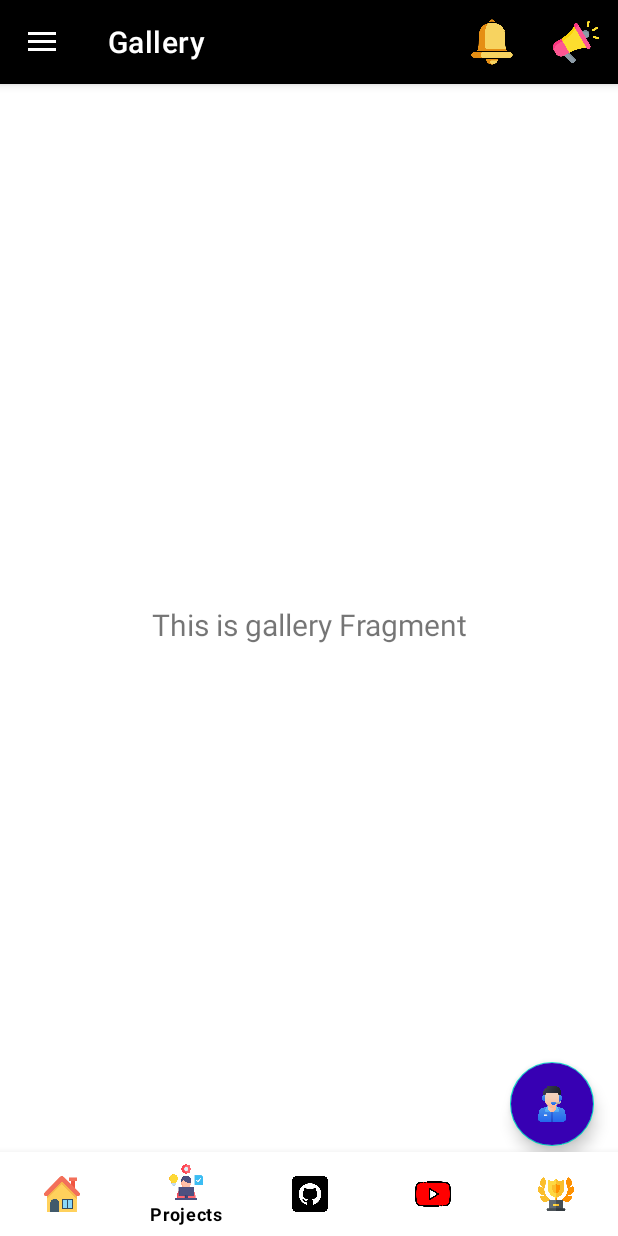
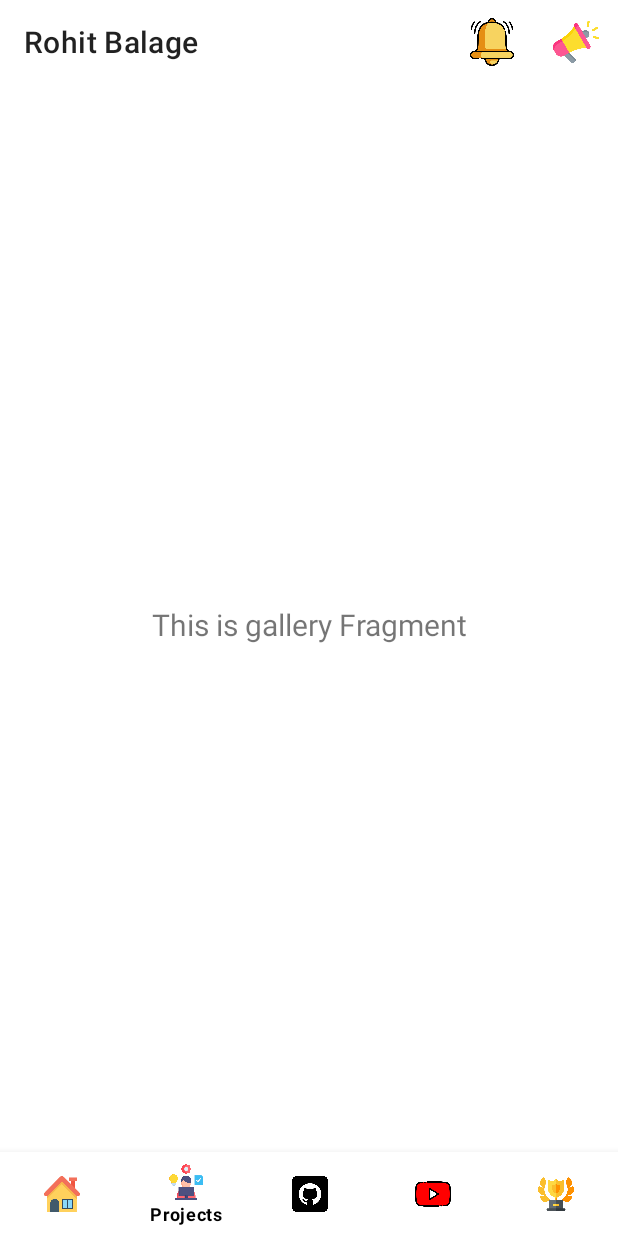
Before and after one commit to rohitbalage/rohit_balage_app, an Android app: the screen it shows after launch (MainActivity), item 2 of the bottom bar chosen, on a phone screen of 412 x 824 dp. Run offline under Robolectric (Android 15) with nearby library versions, the phone set to English and light mode, and no system bars; our stand-ins replace navigation-ui; libraries missing offline, so code that uses them is left out: com.amazonaws.mobile, com.youth.banner; 1 statement that could not run was skipped.

Commit message:
Removed navigation bar from app

```diff
--- a/app/src/main/java/com/rrbofficial/rohitbalage/MainActivity.kt
+++ b/app/src/main/java/com/rrbofficial/rohitbalage/MainActivity.kt
@@ -23,6 +23,7 @@ class MainActivity : MyBaseActivity() {
 
     private lateinit var appBarConfiguration: AppBarConfiguration
     private lateinit var binding: ActivityMainBinding
+    private val navController by lazy { findNavController(R.id.nav_host_fragment) }  // Correctly using `val`
 
     override fun onCreate(savedInstanceState: Bundle?) {
         super.onCreate(savedInstanceState)
@@ -41,74 +42,44 @@ class MainActivity : MyBaseActivity() {
         binding = ActivityMainBinding.inflate(layoutInflater)
         setContentView(binding.root)
 
-        setSupportActionBar(binding.appBarMain.toolbar)
+        setSupportActionBar(binding.toolbar)
 
-        val drawerLayout: DrawerLayout = binding.drawerLayout
-        val navView: NavigationView = binding.navView
-        navView.itemIconTintList = null
-        val navController = findNavController(R.id.nav_host_fragment)
+        // Set up Bottom Navigation with the same NavController
+        val bottomNav: BottomNavigationView = findViewById(R.id.bottom_navigation)
 
-        appBarConfiguration = AppBarConfiguration(
-            setOf(
-                R.id.nav_home, R.id.nav_gallery, R.id.nav_slideshow, R.id.nav_youtube, R.id.nav_achievements
-            ), drawerLayout
-        )
-        setupActionBarWithNavController(navController, appBarConfiguration)
-        navView.setupWithNavController(navController)
+        bottomNav.itemIconTintList = null  // Optional: Set to null to disable icon tint
+        bottomNav.setupWithNavController(navController)  // Link Bottom Navigation with NavController
 
-        // Handle navigation drawer item clicks
-        navView.setNavigationItemSelectedListener { menuItem ->
-            when (menuItem.itemId) {
+        // Handle Bottom Navigation Item Clicks
+        bottomNav.setOnNavigationItemSelectedListener { item ->
+            when (item.itemId) {
                 R.id.nav_home -> {
-                    Toast.makeText(this, "Home Selected", Toast.LENGTH_SHORT).show()
                     navController.navigate(R.id.nav_home)
-                    drawerLayout.closeDrawers() // Close the drawer after selection
                     true
                 }
-                R.id.nav_gallery -> {
-                    Toast.makeText(this, "Gallery Selected", Toast.LENGTH_SHORT).show()
-                    navController.navigate(R.id.nav_gallery)
-                    drawerLayout.closeDrawers()
+                R.id.nav_github -> {
+                    navController.navigate(R.id.nav_github)
                     true
                 }
-                R.id.nav_slideshow -> {
-                    Toast.makeText(this, "Slideshow Selected", Toast.LENGTH_SHORT).show()
-                    navController.navigate(R.id.nav_slideshow)
-                    drawerLayout.closeDrawers()
+                R.id.nav_projects -> {
+                    navController.navigate(R.id.nav_projects)
+                    true
+                }
+                R.id.nav_achievements -> {
+                    navController.navigate(R.id.nav_achievements)
                     true
                 }
                 R.id.nav_youtube -> {
-                    Toast.makeText(this, "YouTube Selected", Toast.LENGTH_SHORT).show()
                     navController.navigate(R.id.nav_youtube)
-                    drawerLayout.closeDrawers()
-                    true
-                }
-                R.id.nav_achievements -> {
-                    Toast.makeText(this, "Achievements Selected", Toast.LENGTH_SHORT).show()
-                    navController.navigate(R.id.nav_achievements)
-                    drawerLayout.closeDrawers()
                     true
                 }
                 else -> false
             }
         }
-
-
-        val fab = binding.appBarMain.fab
-        fab.imageTintList = null
-        binding.appBarMain.fab.setOnClickListener {
-            // Handle the FAB click
-            Toast.makeText(this, "FAB Clicked", Toast.LENGTH_SHORT).show()
-            // You can also add navigation or other actions here
-        }
-        val bottomNav: BottomNavigationView = findViewById(R.id.bottom_navigation)
-        // MANTA -2 Hide the icon tilt in the bottom navigation view
-       bottomNav.itemIconTintList = null
-        bottomNav.setupWithNavController(navController)
     }
 
     override fun onCreateOptionsMenu(menu: Menu): Boolean {
-        menuInflater.inflate(R.menu.toolbar_menu, menu) // Inflate the menu
+        menuInflater.inflate(R.menu.toolbar_menu, menu)
         return true
     }
 
@@ -118,16 +89,11 @@ class MainActivity : MyBaseActivity() {
                 Toast.makeText(this, "Notification Icon Clicked", Toast.LENGTH_SHORT).show()
                 true
             }
-            R.id.menu_item -> {
-                Toast.makeText(this, "Menu Icon Clicked", Toast.LENGTH_SHORT).show()
-                true
-            }
             else -> super.onOptionsItemSelected(item)
         }
     }
 
     override fun onSupportNavigateUp(): Boolean {
-        val navController = findNavController(R.id.nav_host_fragment)
         return navController.navigateUp(appBarConfiguration) || super.onSupportNavigateUp()
     }
 }
--- a/app/src/main/res/layout/activity_main.xml
+++ b/app/src/main/res/layout/activity_main.xml
@@ -1,33 +1,23 @@
 <?xml version="1.0" encoding="utf-8"?>
-<androidx.drawerlayout.widget.DrawerLayout xmlns:android="http://schemas.android.com/apk/res/android"
+<androidx.coordinatorlayout.widget.CoordinatorLayout xmlns:android="http://schemas.android.com/apk/res/android"
     xmlns:app="http://schemas.android.com/apk/res-auto"
     xmlns:tools="http://schemas.android.com/tools"
-    android:id="@+id/drawer_layout"
     android:layout_width="match_parent"
     android:layout_height="match_parent"
-    android:fitsSystemWindows="true"
-    tools:openDrawer="start">
+    tools:context=".MainActivity">
 
-    <include
-        android:id="@+id/app_bar_main"
-        layout="@layout/app_bar_main"
+    <androidx.appcompat.widget.Toolbar
+        android:id="@+id/toolbar"
         android:layout_width="match_parent"
-        android:layout_height="wrap_content" />
+        android:layout_height="?attr/actionBarSize"
+        android:background="@color/white" />
 
-    <com.google.android.material.navigation.NavigationView
-        android:id="@+id/nav_view"
-        android:layout_width="wrap_content"
-        android:layout_height="match_parent"
-        android:layout_gravity="start"
-        app:itemIconTint="@null"
-        android:fitsSystemWindows="true"
-        app:headerLayout="@layout/nav_header_main"
-        app:menu="@menu/activity_main_drawer" />
-
+    <!-- FrameLayout for Fragments -->
     <FrameLayout
         android:layout_width="match_parent"
         android:layout_height="match_parent">
 
+        <!-- NavHostFragment for bottom navigation -->
         <fragment
             android:id="@+id/nav_host_fragment"
             android:name="androidx.navigation.fragment.NavHostFragment"
@@ -35,7 +25,9 @@
             android:layout_height="match_parent"
             app:navGraph="@navigation/mobile_navigation"
             app:defaultNavHost="true" />
+    </FrameLayout>
 
+    <!-- Bottom Navigation Bar -->
     <com.google.android.material.bottomnavigation.BottomNavigationView
         android:id="@+id/bottom_navigation"
         android:layout_width="match_parent"
@@ -44,6 +36,4 @@
         android:layout_gravity="bottom"
         app:menu="@menu/bottom_nav_menu" />
 
-    </FrameLayout>
-
-</androidx.drawerlayout.widget.DrawerLayout>
+</androidx.coordinatorlayout.widget.CoordinatorLayout>
--- a/app/src/main/res/menu/activity_main_drawer.xml
+++ b/app/src/main/res/menu/activity_main_drawer.xml
@@ -5,22 +5,22 @@
 
     <group android:checkableBehavior="single">
         <item
-            android:id="@+id/nav_home"
+            android:id="@+id/messageRohitFragment"
             android:icon="@drawable/house_icon_nav"
-            android:title="@string/menu_home" />
+            android:title="@string/message_me" />
         <item
-            android:id="@+id/nav_gallery"
+            android:id="@+id/requestRohitLocationFragment"
             android:icon="@drawable/house_icon_nav"
-            android:title="@string/menu_gallery" />
+            android:title="@string/request_location" />
         <item
             android:id="@+id/nav_slideshow"
             android:icon="@drawable/house_icon_nav"
             android:title="@string/menu_slideshow" />
 
         <item
-            android:id="@+id/nav_reportbug"
+            android:id="@+id/myPhotosFragment"
             android:icon="@drawable/bug"
-            android:title="@string/ReportBug" />" />
+            android:title="@string/my_photos" />
 
     </group>
 </menu>
--- a/app/src/main/res/menu/bottom_nav_menu.xml
+++ b/app/src/main/res/menu/bottom_nav_menu.xml
@@ -4,11 +4,11 @@
         android:icon="@drawable/house_icon_nav"
     android:title="Home" />
     <item
-        android:id="@+id/nav_gallery"
+        android:id="@+id/nav_projects"
         android:icon="@drawable/project_icon_nav"
     android:title="Projects" />
     <item
-        android:id="@+id/nav_slideshow"
+        android:id="@+id/nav_github"
         android:icon="@drawable/github_social"
     android:title="Gituhb" />
 
--- a/app/src/main/res/navigation/mobile_navigation.xml
+++ b/app/src/main/res/navigation/mobile_navigation.xml
@@ -12,15 +12,15 @@
         tools:layout="@layout/fragment_home" />
 
     <fragment
-        android:id="@+id/nav_gallery"
+        android:id="@+id/nav_projects"
         android:name="com.rrbofficial.rohitbalage.ui.projects.ProjectFragment"
-        android:label="@string/menu_gallery"
+        android:label="@string/projects"
         tools:layout="@layout/fragment_project" />
 
     <fragment
-        android:id="@+id/nav_slideshow"
+        android:id="@+id/nav_github"
         android:name="com.rrbofficial.rohitbalage.ui.github.GithubFragment"
-        android:label="@string/menu_slideshow"
+        android:label="@string/github"
         tools:layout="@layout/fragment_github" />
 
     <fragment
@@ -34,4 +34,21 @@
         android:name="com.rrbofficial.rohitbalage.ui.achievements.AchievementFragment"
         android:label="@string/menu_achievement"
         tools:layout="@layout/fragment_github" />
+    <fragment
+        android:id="@+id/messageRohitFragment"
+        android:name="com.rrbofficial.rohitbalage.MessageRohitFragment"
+        android:label="fragment_message_rohit"
+        tools:layout="@layout/fragment_message_rohit" />
+    <fragment
+        android:id="@+id/requestRohitLocationFragment"
+        android:name="com.rrbofficial.rohitbalage.RequestRohitLocationFragment"
+        android:label="fragment_request_rohit_location"
+        tools:layout="@layout/fragment_request_rohit_location" />
+    <fragment
+        android:id="@+id/myPhotosFragment"
+        android:name="com.rrbofficial.rohitbalage.MyPhotosFragment"
+        android:label="fragment_my_photos"
+        tools:layout="@layout/fragment_my_photos" />
+
+
 </navigation>
--- a/app/src/main/res/values/strings.xml
+++ b/app/src/main/res/values/strings.xml
@@ -24,4 +24,9 @@
     <string name="invalid_password">Password must be >5 characters</string>
     <string name="login_failed">"Login failed"</string>
     <string name="ReportBug">Report bug</string>
+    <string name="github">Github</string>
+    <string name="projects">Projects</string>
+    <string name="message_me">Message Me</string>
+    <string name="request_location">Request Location</string>
+    <string name="my_photos">My Photos</string>
 </resources>
```
Also changed, not shown: app/src/main/java/com/rrbofficial/rohitbalage/MessageRohitFragment.kt (added, +59 -0 lines), app/src/main/java/com/rrbofficial/rohitbalage/MyPhotosFragment.kt (added, +59 -0 lines), app/src/main/java/com/rrbofficial/rohitbalage/RequestRohitLocationFragment.kt (added, +59 -0 lines), app/src/main/res/layout/fragment_message_rohit.xml (added, +14 -0 lines), app/src/main/res/layout/fragment_my_photos.xml (added, +14 -0 lines), app/src/main/res/layout/fragment_request_rohit_location.xml (added, +14 -0 lines), app/src/main/res/navigation/nav_graph_achievements.xml (+8 -1 lines), app/src/main/res/navigation/nav_graph_messageme.xml (added, +13 -0 lines), app/src/main/res/navigation/nav_graph_youtube.xml (+8 -1 lines), app/src/main/res/navigation/nav_graph_github.xml (renamed from app/src/main/res/navigation/nav_graph_status.xml). Lines whose indentation alone changed are shown as unchanged.
